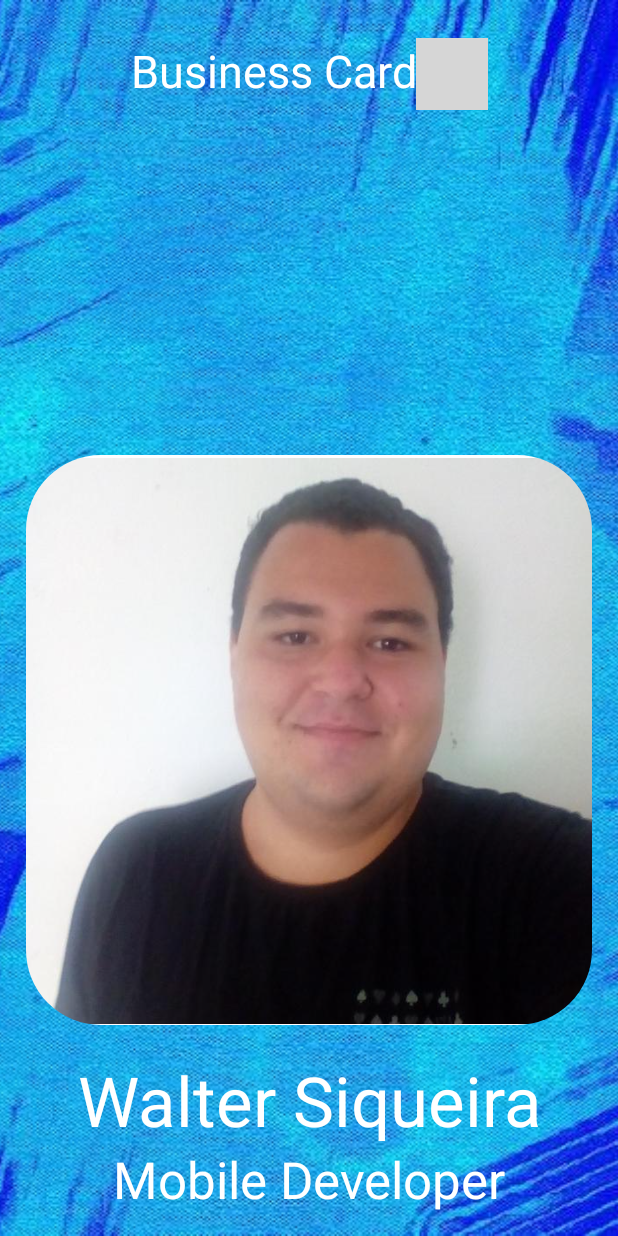
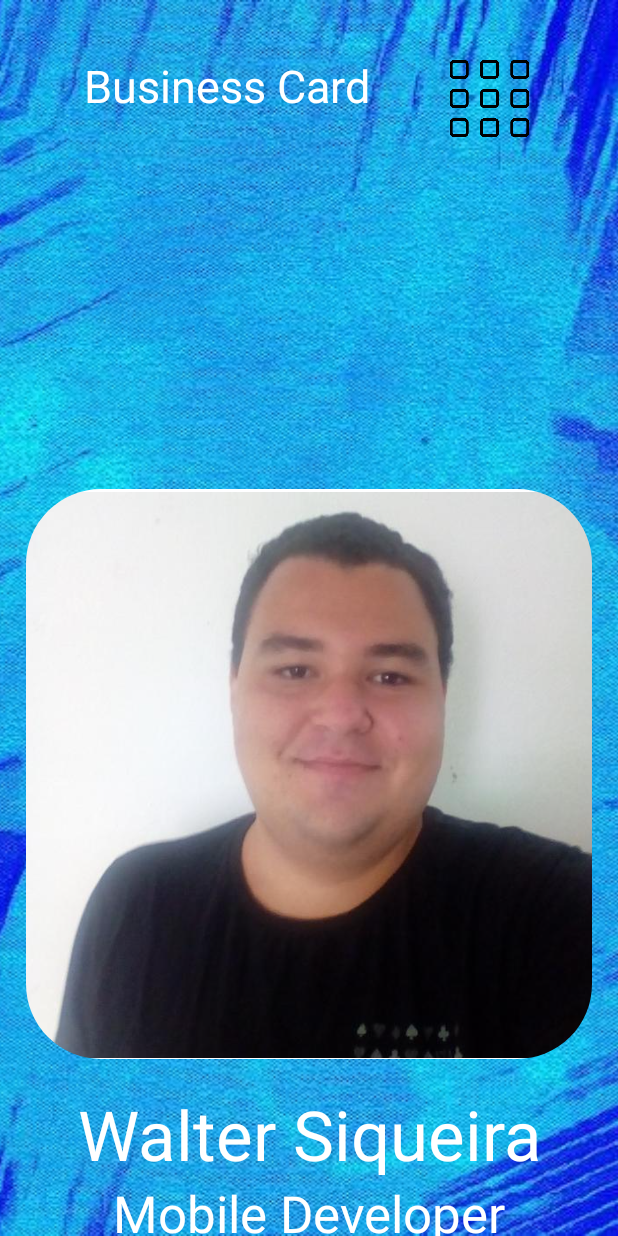
Before and after one commit to WalterSiqueira/BusinessCardApp, an Android app built with Jetpack Compose: the screen it shows after launch (MainActivity), on a phone screen of 412 x 824 dp. Run offline under Robolectric (Android 15) with nearby library versions, the phone set to English and light mode, and no system bars; grey boxes are pictures that could not be loaded.

Commit message:
pequenos ajustes no layout

```diff
--- a/app/src/main/java/com/walterbs/businesscard/MainActivity.kt
+++ b/app/src/main/java/com/walterbs/businesscard/MainActivity.kt
@@ -78,7 +78,7 @@
                 textAlign = TextAlign.Center,
                 color = Color(0xFFFFFFFF),
                 modifier = Modifier
-                    .padding(top = 5.dp)
+                    .padding(top = 15.dp)
             )
         }
         android.content.res.Configuration.ORIENTATION_LANDSCAPE -> {
@@ -318,7 +318,7 @@
             Column(
                 modifier = Modifier
                     .fillMaxSize()
-                    .padding(top = 150.dp, bottom = 16.dp, start = 25.dp),
+                    .padding(top = 100.dp, bottom = 16.dp, start = 20.dp),
                 verticalArrangement = Arrangement.SpaceBetween,
                 horizontalAlignment = Alignment.CenterHorizontally
             ) {
@@ -410,7 +410,7 @@
 
 @Preview(
     showBackground = true,
-    device = "spec:width=411dp,height=900dp,dpi=420,isRound=false,chinSize=0dp,orientation=landscape"
+//    device = "spec:width=411dp,height=900dp,dpi=420,isRound=false,chinSize=0dp,orientation=landscape"
 )
 @Composable
 fun Preview() {
--- /dev/null
+++ b/app/src/main/java/com/walterbs/businesscard/components/menu.kt
@@ -0,0 +1,40 @@
+package com.walterbs.businesscard.components
+
+import androidx.compose.foundation.Image
+import androidx.compose.foundation.layout.fillMaxSize
+import androidx.compose.foundation.layout.fillMaxWidth
+import androidx.compose.foundation.layout.padding
+import androidx.compose.runtime.Composable
+import androidx.compose.ui.Alignment
+import androidx.compose.ui.Modifier
+import androidx.compose.ui.platform.LocalConfiguration
+import androidx.compose.ui.res.painterResource
+import androidx.compose.ui.unit.dp
+import com.walterbs.businesscard.R
+
+@Composable
+fun MenuBtn() {
+    val configuration = LocalConfiguration.current
+    when (configuration.orientation) {
+        android.content.res.Configuration.ORIENTATION_PORTRAIT -> {
+            Image(
+                painter = painterResource(id = R.drawable.configuracao),
+                contentDescription = null,
+                modifier = Modifier
+                    .fillMaxSize(0.5f)
+                    .padding(start = 50.dp, top = 10.dp)
+
+            )
+        }
+        android.content.res.Configuration.ORIENTATION_LANDSCAPE -> {
+            Image(
+                painter = painterResource(id = R.drawable.configuracao),
+                contentDescription = null,
+                modifier = Modifier
+                    .fillMaxWidth(0.75f)
+                    .padding(start = 350.dp)
+
+            )
+        }
+    }
+}
```
Also changed, not shown: app/src/main/res/drawable-nodpi/configuracao.png (added), app/src/main/res/mipmap-hdpi/ic_launcher_background.webp (added), app/src/main/res/mipmap-mdpi/ic_launcher_background.webp (added), app/src/main/res/mipmap-xhdpi/ic_launcher_background.webp (added), app/src/main/res/mipmap-xxhdpi/ic_launcher_background.webp (added), app/src/main/res/mipmap-xxxhdpi/ic_launcher_background.webp (added).
